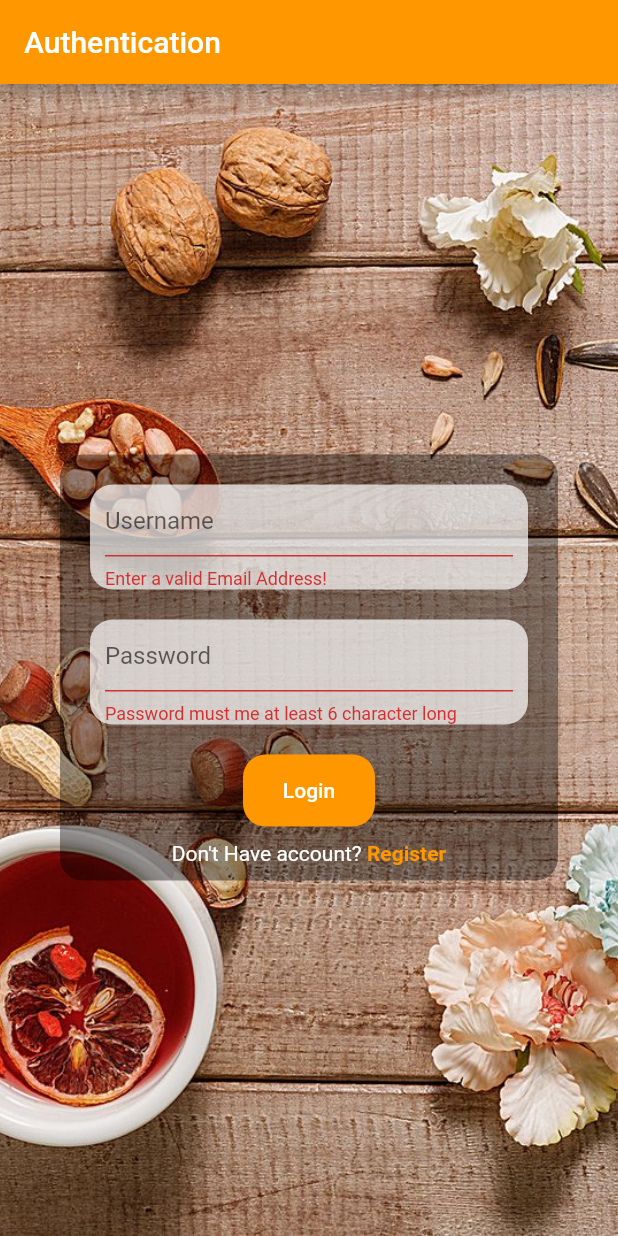
After one commit to furqanullah717/Restaurants-social-mobile-app-flutter, a Flutter app: the screen it shows after launch, after a tap on "Login", on a phone screen of 412 x 824 dp. The commit adds this screen. Run offline on Flutter 3.47's test engine with Material 2 defaults, Android fonts, the phone set to English and light mode, and no system bars; our stand-ins replace firebase_auth, firebase_core; accounts and stored records are empty.

Commit message:
Firebase Login and Signup feature added

```diff
--- /dev/null
+++ b/lib/data/model/User.dart
@@ -0,0 +1,16 @@
+import 'package:firebase_auth/firebase_auth.dart';
+
+class UserResponse {
+  String username;
+  String uuid;
+  String profilePic;
+  String error;
+  bool failed = false;
+  UserResponse();
+
+  UserResponse.mapFrom(User user ){
+    this.username =  user.email;
+    this.profilePic =  user.photoURL;
+    this.uuid = user.uid;
+  }
+}
--- a/lib/data/remote/FirebaseManager.dart
+++ b/lib/data/remote/FirebaseManager.dart
@@ -1,4 +1,30 @@
+import 'package:Restaurant_social_mobile_app/data/model/User.dart';
+import 'package:firebase_auth/firebase_auth.dart';
 
-class FirebaseManger  {
+class FirebaseManger {
+  static final FirebaseManger instance = FirebaseManger._internal();
 
+  factory FirebaseManger() {
+    return instance;
+  }
+
+  FirebaseManger._internal();
+
+  Future<UserCredential> loginUsingEmail(String email, String passowrd) {
+    return FirebaseAuth.instance
+        .signInWithEmailAndPassword(email: email, password: passowrd);
+  }
+
+  Future<UserCredential> registerUsingEmail(String email, String passowrd) {
+    return FirebaseAuth.instance
+        .createUserWithEmailAndPassword(email: email, password: passowrd);
+  }
+
+  UserResponse getCurrentUser() {
+    var user = FirebaseAuth.instance.currentUser;
+    if (user != null) {
+      return UserResponse.mapFrom(user);
+    }
+    return null;
+  }
 }
--- /dev/null
+++ b/lib/feature/authentication/AuthScreen.dart
@@ -0,0 +1,100 @@
+import 'package:Restaurant_social_mobile_app/data/model/User.dart';
+import 'package:Restaurant_social_mobile_app/feature/authentication/AuthenticationView.dart';
+import 'package:Restaurant_social_mobile_app/feature/home/Home.dart';
+import 'package:Restaurant_social_mobile_app/utils/UiUtils.dart';
+import 'package:Restaurant_social_mobile_app/views/LoginView.dart';
+import 'package:Restaurant_social_mobile_app/views/SignUpView.dart';
+import 'package:flutter/material.dart';
+
+class AuthScreen extends StatefulWidget {
+  AuthScreen({Key key, this.title}) : super(key: key);
+  final String title;
+  @override
+  _AuthScreenState createState() => _AuthScreenState(true, title);
+}
+
+class _AuthScreenState extends State<AuthScreen> implements AuthenticationView {
+  bool isLogin = false;
+  final String title;
+  _AuthScreenState(this.isLogin, this.title);
+  hideLoader() {
+    Navigator.pop(context);
+  }
+
+  getView(bool isLogin) {
+    if (isLogin) {
+      return LoginView(this);
+    } else {
+      return SignUpView(this);
+    }
+  }
+
+  @override
+  Widget build(BuildContext context) {
+    return Scaffold(
+      appBar: AppBar(
+        title: Text(
+          widget.title,
+          style: TextStyle(color: Colors.white),
+        ),
+      ),
+      body: Center(
+        child: Container(
+          decoration: BoxDecoration(
+            image: DecorationImage(
+                image: AssetImage("assets/images/bg_login.jpg"),
+                fit: BoxFit.cover),
+          ),
+          child: Column(
+            children: [
+              Expanded(
+                child: Container(
+                  alignment: Alignment.center,
+                  margin: EdgeInsets.only(top: 10),
+                  child: Wrap(
+                    children: [
+                      getView(isLogin),
+                    ],
+                  ),
+                ),
+              ),
+            ],
+          ),
+        ),
+      ),
+    );
+  }
+
+  @override
+  onFailed(UserResponse response) {
+    hideLoader();
+    UiUtils.showAlert("Error", response.error, context);
+  }
+
+  @override
+  onLoad(String msg) {
+    UiUtils.showLoaderDialog(context, msg);
+  }
+
+  @override
+  onSuccess(UserResponse response) {
+    hideLoader();
+    goToHome();
+  }
+
+  @override
+  onclick(bool res) {
+    setState(() {
+      this.isLogin = res;
+    });
+  }
+
+  void goToHome() {
+    Navigator.of(context, rootNavigator: true).pop();
+    Navigator.push(
+        context,
+        MaterialPageRoute(
+        builder: (context) => HomeScreen(),
+    ));
+  }
+}
--- /dev/null
+++ b/lib/feature/authentication/AuthenticationView.dart
@@ -0,0 +1,11 @@
+import 'package:Restaurant_social_mobile_app/data/model/User.dart';
+
+abstract class AuthenticationView {
+  onLoad(String msg);
+
+  onclick(bool res);
+
+  onSuccess(UserResponse response);
+
+  onFailed(UserResponse response);
+}
--- /dev/null
+++ b/lib/feature/loader/Loading.dart
@@ -0,0 +1,31 @@
+import 'package:flutter/material.dart';
+
+class Loading extends StatelessWidget {
+  @override
+  Widget build(BuildContext context) {
+    return Container(
+      decoration: BoxDecoration(color: Colors.orange),
+      child: Center(
+        child: Wrap(
+          children: [
+            Column(
+              children: [
+                CircularProgressIndicator(),
+                SizedBox(
+                  height: 20,
+                ),
+                Text(
+                  "Loading...",
+                  style: TextStyle(
+                      color: Colors.white,
+                      fontWeight: FontWeight.bold,
+                      fontSize: 20),
+                ),
+              ],
+            )
+          ],
+        ),
+      ),
+    );
+  }
+}
--- a/lib/main.dart
+++ b/lib/main.dart
@@ -1,86 +1,74 @@
-import 'package:Restaurant_social_mobile_app/views/LoginView.dart';
-import 'package:Restaurant_social_mobile_app/views/SignUpView.dart';
+import 'package:Restaurant_social_mobile_app/feature/authentication/AuthScreen.dart';
+import 'package:Restaurant_social_mobile_app/feature/error/SomethingWentWrong.dart';
+import 'package:Restaurant_social_mobile_app/feature/home/Home.dart';
+import 'package:firebase_core/firebase_core.dart';
 import 'package:flutter/material.dart';
 
+import 'data/remote/FirebaseManager.dart';
+import 'feature/loader/Loading.dart';
+
 void main() {
-  runApp(MyApp());
+  WidgetsFlutterBinding.ensureInitialized();
+  runApp(App());
 }
 
-class MyApp extends StatelessWidget {
-  // This widget is the root of your application.
+class App extends StatefulWidget {
+  _AppState createState() => _AppState();
+}
+
+class _AppState extends State<App> {
+  // Set default `_initialized` and `_error` state to false
+  bool _initialized = false;
+  bool _error = false;
+
+  // Define an async function to initialize FlutterFire
+  void initializeFlutterFire() async {
+    try {
+      // Wait for Firebase to initialize and set `_initialized` state to true
+      await Firebase.initializeApp();
+      setState(() {
+        _initialized = true;
+      });
+    } catch (e) {
+      // Set `_error` state to true if Firebase initialization fails
+      print(e.toString());
+      setState(() {
+        _error = true;
+      });
+    }
+  }
+
+  @override
+  void initState() {
+    initializeFlutterFire();
+    super.initState();
+  }
+
   @override
   Widget build(BuildContext context) {
     return MaterialApp(
-      title: 'Restaurant Social',
       theme: ThemeData(
         primarySwatch: Colors.orange,
         visualDensity: VisualDensity.adaptivePlatformDensity,
       ),
-      home: MyHomePage(title: 'Restaurant Social'),
+      home: getView(),
+    );
+  }
+
+  getView() {
+    if (_error) {
+      return SomeThingWentWrong();
+    }
+    if (!_initialized) {
+      return Loading();
+    }
+
+    if (FirebaseManger.instance.getCurrentUser() != null) {
+      return HomeScreen();
+    }
+
+    return AuthScreen(
+      title: "Authentication",
     );
   }
 }
-
-class MyHomePage extends StatefulWidget {
-  MyHomePage({Key key, this.title}) : super(key: key);
-  final String title;
-
-  @override
-  _MyHomePageState createState() => _MyHomePageState(true);
-}
-
-class _MyHomePageState extends State<MyHomePage> {
-  bool isLogin = false;
-
-  _MyHomePageState(this.isLogin);
-
-  getView(bool isLogin) {
-    if (isLogin) {
-      return LoginView(onToggleClick);
-    } else {
-      return SignUpView(onToggleClick);
-    }
-  }
-
-  onToggleClick(bool data) {
-    setState(() {
-      this.isLogin = data;
-    });
-  }
-
-  @override
-  Widget build(BuildContext context) {
-    return Scaffold(
-      appBar: AppBar(
-        title: Text(
-          widget.title,
-          style: TextStyle(color: Colors.white),
-        ),
-      ),
-      body: Center(
-        child: Container(
-          decoration: BoxDecoration(
-            image: DecorationImage(
-                image: AssetImage("assets/images/bg_login.jpg"),
-                fit: BoxFit.cover),
-          ),
-          child: Column(
-            children: [
-              Expanded(
-                child: Container(
-                  alignment: Alignment.center,
-                  margin: EdgeInsets.only(top: 10),
-                  child: Wrap(
-                    children: [
-                      getView(isLogin),
-                    ],
-                  ),
-                ),
-              ),
-            ],
-          ),
-        ),
-      ),
-    );
-  }
-}
--- a/lib/views/LoginView.dart
+++ b/lib/views/LoginView.dart
@@ -1,14 +1,35 @@
+import 'package:Restaurant_social_mobile_app/feature/authentication/AuthenticationView.dart';
+import 'package:Restaurant_social_mobile_app/repository/LoginRepository.dart';
+import 'package:Restaurant_social_mobile_app/utils/UiUtils.dart';
 import 'package:Restaurant_social_mobile_app/widget/CustomButton.dart';
 import 'package:Restaurant_social_mobile_app/widget/CustomTextField.dart';
 import 'package:Restaurant_social_mobile_app/widget/LoginToggleText.dart';
 import 'package:flutter/material.dart';
 
 class LoginView extends StatelessWidget {
-  final Function onclick;
+  final AuthenticationView callback;
+  final _form = GlobalKey<FormState>();
 
-  LoginView(this.onclick);
+  LoginView(this.callback);
 
-  getClick() {}
+  getClick() async {
+    final isValid = _form.currentState.validate();
+    if (!isValid) {
+      return;
+    }
+
+    callback.onLoad("Signing in...");
+    var res = await LoginRepository()
+        .loginUser(userNameController.text, passwordController.text);
+    if (res.failed) {
+      callback.onFailed(res);
+    } else {
+      callback.onSuccess(res);
+    }
+  }
+
+  final TextEditingController userNameController = TextEditingController();
+  final TextEditingController passwordController = TextEditingController();
 
   @override
   Widget build(BuildContext context) {
@@ -20,19 +41,38 @@ class LoginView extends StatelessWidget {
       padding: EdgeInsets.all(10),
       margin: EdgeInsets.all(40),
       child: Center(
-        child: Column(
-          children: [
-            CustomTextField("Username", TextInputType.emailAddress, false),
-            CustomTextField("Password", TextInputType.visiblePassword, true),
-            CustomButton("Login", this.getClick),
-            SizedBox(
-              height: 10,
-            ),
-            ToggleLogin(
-                "Don't Have account? ", "Register", () => {onclick(false)}),
-          ],
+        child: Form(
+          key: _form,
+          child: getView(),
         ),
       ),
     );
   }
+
+  getView() {
+    return Column(children: [
+      CustomTextField(
+          "Username", TextInputType.emailAddress, false, userNameController,
+          (text) {
+        if (!UiUtils.isValidEmail(text)) {
+          return "Enter a valid Email Address!";
+        }
+        return null;
+      }),
+      CustomTextField(
+          "Password", TextInputType.visiblePassword, true, passwordController,
+          (text) {
+        if ((text.length < 5)) {
+          return "Password must me at least 6 character long";
+        }
+        return null;
+      }),
+      CustomButton("Login", this.getClick),
+      SizedBox(
+        height: 10,
+      ),
+      ToggleLogin(
+          "Don't Have account? ", "Register", () => {callback.onclick(false)}),
+    ]);
+  }
 }
--- a/lib/widget/CustomButton.dart
+++ b/lib/widget/CustomButton.dart
@@ -12,7 +12,7 @@ class CustomButton extends StatelessWidget {
       decoration: BoxDecoration(color: Colors.orange,borderRadius: BorderRadius.circular(15.0),),
       margin: EdgeInsets.only(top: 10),
       child:  FlatButton(
-          onPressed: callBack(),
+          onPressed: callBack,
           child: (Text(
             name,
             style: TextStyle(color: Colors.white),
--- a/lib/widget/CustomTextField.dart
+++ b/lib/widget/CustomTextField.dart
@@ -4,8 +4,11 @@ class CustomTextField extends StatelessWidget {
   final String hint;
   final TextInputType textInputType;
   final bool obscureText;
+  final TextEditingController textController;
+  final Function validator;
 
-  CustomTextField(this.hint, this.textInputType, this.obscureText) ;
+  CustomTextField(
+      this.hint, this.textInputType, this.obscureText, this.textController,this.validator);
 
   @override
   Widget build(BuildContext context) {
@@ -15,15 +18,17 @@ class CustomTextField extends StatelessWidget {
           borderRadius: BorderRadius.circular(15.0),
         ),
         margin: EdgeInsets.all(10),
-        padding: EdgeInsets.symmetric(vertical:0, horizontal: 10),
+        padding: EdgeInsets.symmetric(vertical: 0, horizontal: 10),
         child: Center(
           child: TextFormField(
+            validator:validator ,
             obscureText: obscureText,
             decoration: InputDecoration(
               hintText: hint,
             ),
             style: TextStyle(color: Colors.black54, fontSize: 16),
             keyboardType: textInputType,
+            controller: textController,
           ),
         ));
   }
```
Also changed, not shown: lib/feature/error/SomethingWentWrong.dart (added, +22 -0 lines), lib/feature/home/Home.dart (added, +44 -0 lines), lib/repository/LoginRepository.dart (+28 -0 lines), lib/utils/UiUtils.dart (added, +47 -0 lines), lib/views/SignUpView.dart (+51 -9 lines), pubspec.yaml (+4 -40 lines), pubspec.lock, 5 other files.
